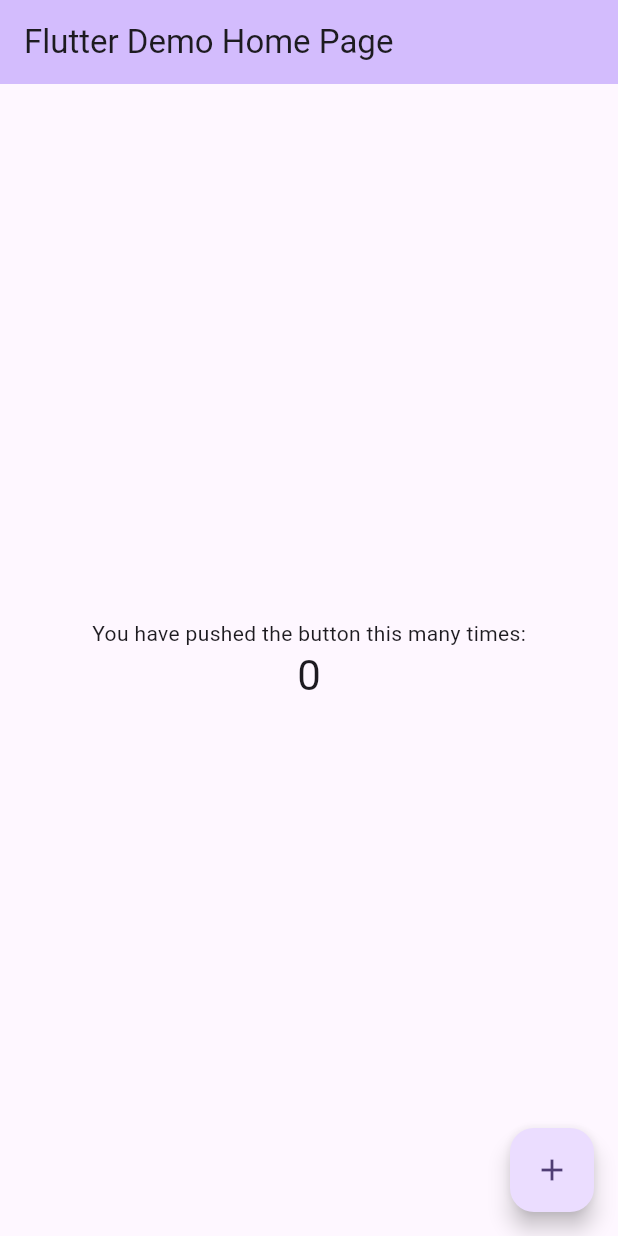
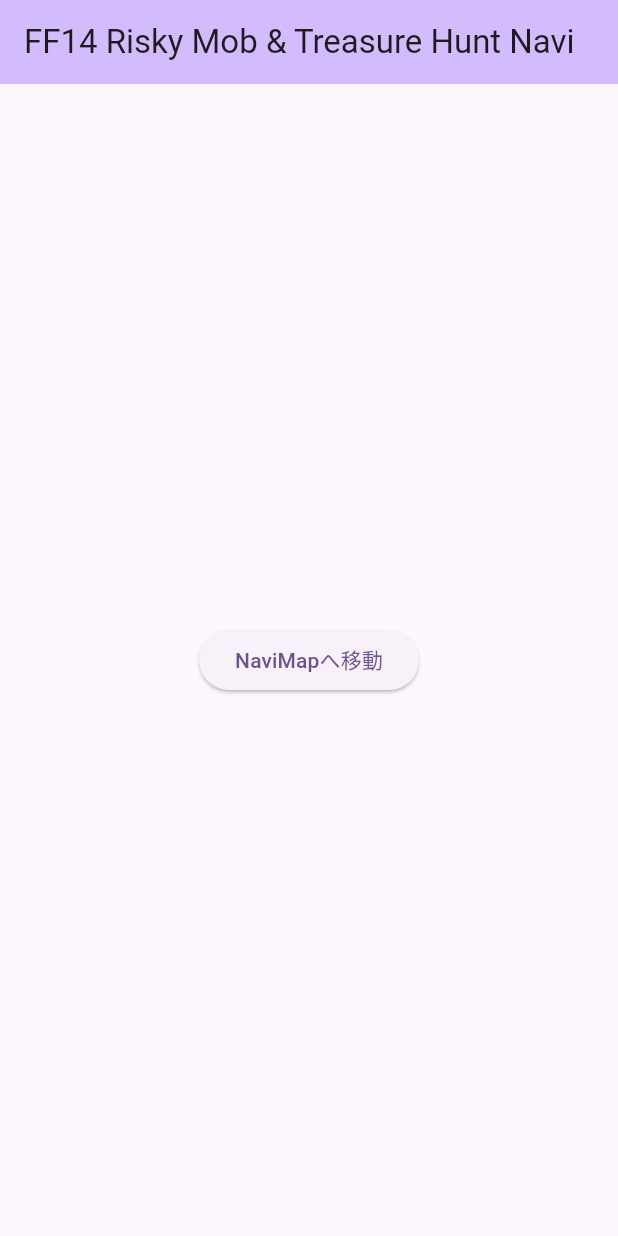
Before and after one commit to ccHarvestasya/ff14_risky_mob_treasure_hunt_navi, a Flutter app: the screen it shows after launch, on a phone screen of 412 x 824 dp. Run offline on Flutter 3.47's test engine with Material 2 defaults, Android fonts, the phone set to English and light mode, and no system bars; our stand-ins replace loggy.

Commit message:
ロガー追加 ナビマップ画面土台追加

```diff
--- /dev/null
+++ b/lib/custom_pretty_printer.dart
@@ -0,0 +1,64 @@
+import 'package:flutter/foundation.dart';
+import 'package:loggy/loggy.dart';
+
+class CustomPrettyPrinter extends LoggyPrinter {
+  const CustomPrettyPrinter({
+    this.showColors,
+  }) : super();
+
+  final bool? showColors;
+
+  bool get _colorize => showColors ?? false;
+
+  static final _levelColors = {
+    LogLevel.debug:
+        AnsiColor(foregroundColor: AnsiColor.grey(0.5), italic: true),
+    LogLevel.info: AnsiColor(foregroundColor: 35),
+    LogLevel.warning: AnsiColor(foregroundColor: 214),
+    LogLevel.error: AnsiColor(foregroundColor: 196),
+  };
+
+  static final _levelPrefixes = {
+    LogLevel.debug: '🐛 ',
+    LogLevel.info: '👻 ',
+    LogLevel.warning: '🌠 ',
+    LogLevel.error: '☄️ ',
+  };
+
+  static const _defaultPrefix = '🤔 ';
+
+  @override
+  void onLog(LogRecord record) {
+    final time = record.time.toIso8601String();
+    final callerFrame =
+        record.callerFrame == null ? '-' : '(${record.callerFrame?.location})';
+    final logLevel = record.level
+        .toString()
+        .replaceAll('Level.', '')
+        .toUpperCase()
+        .padRight(8);
+
+    final color =
+        _colorize ? levelColor(record.level) ?? AnsiColor() : AnsiColor();
+    final prefix = levelPrefix(record.level) ?? _defaultPrefix;
+
+    if (kDebugMode) {
+      print(color(
+          '$prefix$time $logLevel ${record.loggerName} $callerFrame ${record.message}'));
+    }
+
+    if (record.stackTrace != null) {
+      if (kDebugMode) {
+        print(record.stackTrace);
+      }
+    }
+  }
+
+  String? levelPrefix(LogLevel level) {
+    return _levelPrefixes[level];
+  }
+
+  AnsiColor? levelColor(LogLevel level) {
+    return _levelColors[level];
+  }
+}
--- a/lib/main.dart
+++ b/lib/main.dart
@@ -1,4 +1,8 @@
+import 'package:ff14_risky_mob_treasure_hunt_navi/navi_map.dart';
 import 'package:flutter/material.dart';
+import 'package:loggy/loggy.dart';
+
+import 'custom_pretty_printer.dart';
 
 void main() {
   runApp(const MyApp());
@@ -7,46 +11,26 @@
 class MyApp extends StatelessWidget {
   const MyApp({super.key});
 
-  // This widget is the root of your application.
   @override
   Widget build(BuildContext context) {
+    Loggy.initLoggy(logPrinter: const CustomPrettyPrinter(showColors: true));
+
     return MaterialApp(
-      title: 'Flutter Demo',
+      title: 'FF14 Risky Mob & Treasure Hunt Navi',
       theme: ThemeData(
-        // This is the theme of your application.
-        //
-        // TRY THIS: Try running your application with "flutter run". You'll see
-        // the application has a blue toolbar. Then, without quitting the app,
-        // try changing the seedColor in the colorScheme below to Colors.green
-        // and then invoke "hot reload" (save your changes or press the "hot
-        // reload" button in a Flutter-supported IDE, or press "r" if you used
-        // the command line to start the app).
-        //
-        // Notice that the counter didn't reset back to zero; the application
-        // state is not lost during the reload. To reset the state, use hot
-        // restart instead.
-        //
-        // This works for code too, not just values: Most code changes can be
-        // tested with just a hot reload.
         colorScheme: ColorScheme.fromSeed(seedColor: Colors.deepPurple),
         useMaterial3: true,
       ),
-      home: const MyHomePage(title: 'Flutter Demo Home Page'),
+      darkTheme: ThemeData.dark(
+        useMaterial3: true,
+      ),
+      home: const MyHomePage(title: 'FF14 Risky Mob & Treasure Hunt Navi'),
     );
   }
 }
 
 class MyHomePage extends StatefulWidget {
   const MyHomePage({super.key, required this.title});
-
-  // This widget is the home page of your application. It is stateful, meaning
-  // that it has a State object (defined below) that contains fields that affect
-  // how it looks.
-
-  // This class is the configuration for the state. It holds the values (in this
-  // case the title) provided by the parent (in this case the App widget) and
-  // used by the build method of the State. Fields in a Widget subclass are
-  // always marked "final".
 
   final String title;
 
@@ -55,71 +39,33 @@
 }
 
 class _MyHomePageState extends State<MyHomePage> {
-  int _counter = 0;
-
-  void _incrementCounter() {
-    setState(() {
-      // This call to setState tells the Flutter framework that something has
-      // changed in this State, which causes it to rerun the build method below
-      // so that the display can reflect the updated values. If we changed
-      // _counter without calling setState(), then the build method would not be
-      // called again, and so nothing would appear to happen.
-      _counter++;
-    });
-  }
-
   @override
   Widget build(BuildContext context) {
-    // This method is rerun every time setState is called, for instance as done
-    // by the _incrementCounter method above.
-    //
-    // The Flutter framework has been optimized to make rerunning build methods
-    // fast, so that you can just rebuild anything that needs updating rather
-    // than having to individually change instances of widgets.
     return Scaffold(
       appBar: AppBar(
-        // TRY THIS: Try changing the color here to a specific color (to
-        // Colors.amber, perhaps?) and trigger a hot reload to see the AppBar
-        // change color while the other colors stay the same.
         backgroundColor: Theme.of(context).colorScheme.inversePrimary,
-        // Here we take the value from the MyHomePage object that was created by
-        // the App.build method, and use it to set our appbar title.
         title: Text(widget.title),
       ),
       body: Center(
-        // Center is a layout widget. It takes a single child and positions it
-        // in the middle of the parent.
         child: Column(
-          // Column is also a layout widget. It takes a list of children and
-          // arranges them vertically. By default, it sizes itself to fit its
-          // children horizontally, and tries to be as tall as its parent.
-          //
-          // Column has various properties to control how it sizes itself and
-          // how it positions its children. Here we use mainAxisAlignment to
-          // center the children vertically; the main axis here is the vertical
-          // axis because Columns are vertical (the cross axis would be
-          // horizontal).
-          //
-          // TRY THIS: Invoke "debug painting" (choose the "Toggle Debug Paint"
-          // action in the IDE, or press "p" in the console), to see the
-          // wireframe for each widget.
           mainAxisAlignment: MainAxisAlignment.center,
           children: <Widget>[
-            const Text(
-              'You have pushed the button this many times:',
-            ),
-            Text(
-              '$_counter',
-              style: Theme.of(context).textTheme.headlineMedium,
+            ElevatedButton(
+              child: const Text('NaviMapへ移動'),
+              onPressed: () {
+                Navigator.push(
+                  context,
+                  MaterialPageRoute(
+                    builder: (context) => const NaviMap(
+                      title: 'NaviMap',
+                    ),
+                  ),
+                );
+              },
             ),
           ],
         ),
       ),
-      floatingActionButton: FloatingActionButton(
-        onPressed: _incrementCounter,
-        tooltip: 'Increment',
-        child: const Icon(Icons.add),
-      ), // This trailing comma makes auto-formatting nicer for build methods.
     );
   }
 }
--- /dev/null
+++ b/lib/navi_map.dart
@@ -0,0 +1,32 @@
+import 'package:flutter/material.dart';
+
+class NaviMap extends StatefulWidget {
+  const NaviMap({super.key, required this.title});
+
+  final String title;
+
+  @override
+  State<NaviMap> createState() => _NaviMapState();
+}
+
+class _NaviMapState extends State<NaviMap> {
+  @override
+  Widget build(BuildContext context) {
+    return Scaffold(
+      appBar: AppBar(
+        backgroundColor: Theme.of(context).colorScheme.inversePrimary,
+        title: Text(widget.title),
+      ),
+      body: const SafeArea(
+        child: Center(
+          child: Column(
+            mainAxisAlignment: MainAxisAlignment.center,
+            children: [
+              Text('NaviMapですよ'),
+            ],
+          ),
+        ),
+      ),
+    );
+  }
+}
```
Also changed, not shown: pubspec.yaml (+5 -5 lines), pubspec.lock.
